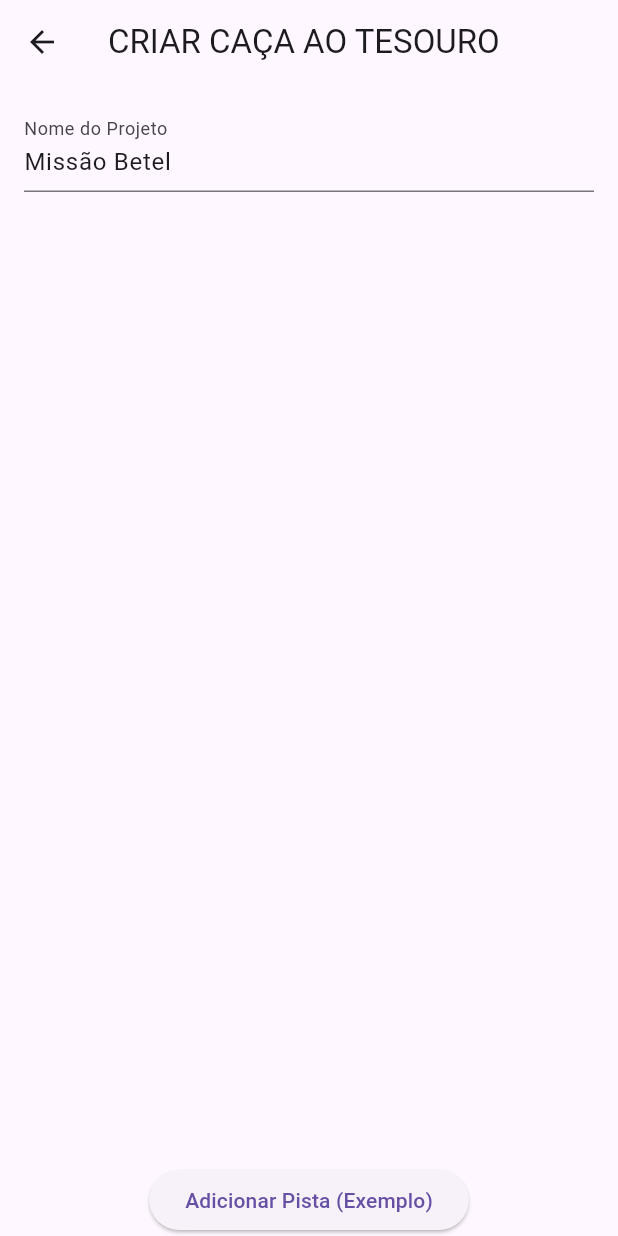
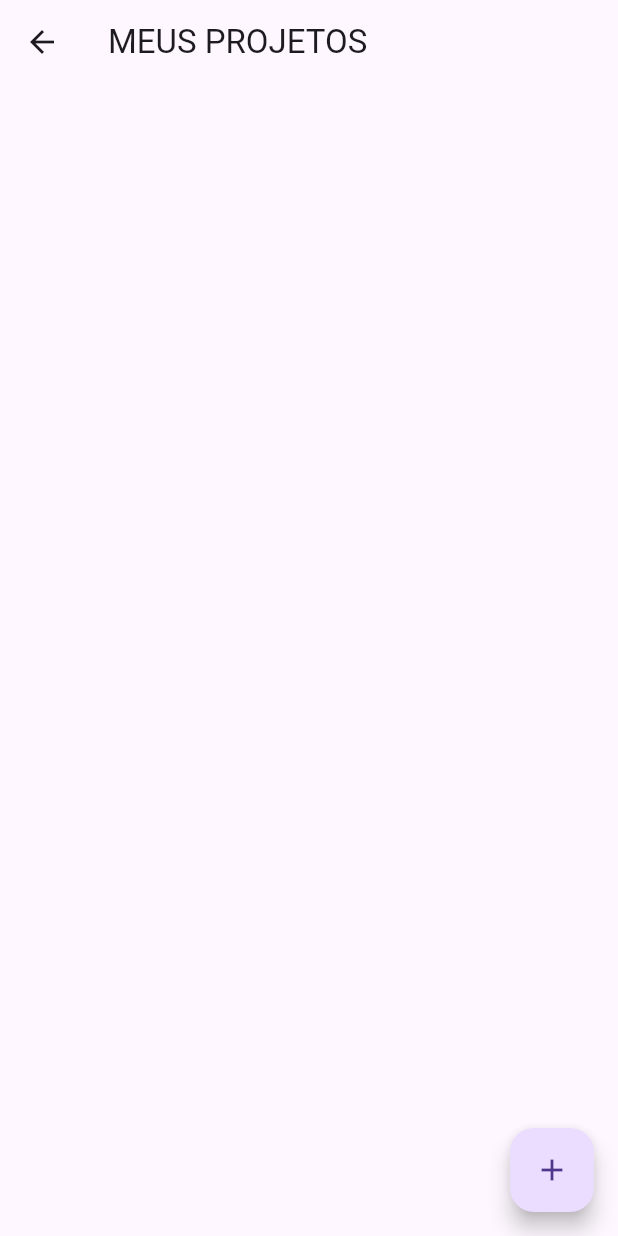
Before and after one commit to HonoravelMacho/matmon, a Flutter app: the OrganizerScreen screen opened directly, on a phone screen of 412 x 824 dp. Run offline on Flutter 3.47's test engine with Material 3 defaults, Android fonts, the phone set to English and light mode, and no system bars; our stand-ins replace qr_flutter.

Commit message:
Organizador: Gestão de múltiplos projetos e lógica de equipes

```diff
--- a/lib/domain/entities/clue.dart
+++ b/lib/domain/entities/clue.dart
@@ -1,21 +1,13 @@
 class Clue {
-  final String id;
-  final String verseText;
-  final String reference;
-  final String keyword; // Palavra original (ex: AGUA)
-  Clue({required this.id, required this.verseText, required this.reference, required this.keyword});
+  String id;
+  String keyword;
+  List<String> verses; // Vários versículos para a mesma palavra
+  Clue({required this.id, required this.keyword, required this.verses});
 
-  // Converte para Map para virar QR Code
-  Map<String, dynamic> toJson() => {
-    'v': verseText,
-    'r': reference,
-    'k': keyword,
-  };
-
+  Map<String, dynamic> toJson() => {'k': keyword, 'v': verses};
   factory Clue.fromJson(Map<String, dynamic> json) => Clue(
-    id: DateTime.now().millisecondsSinceEpoch.toString(),
-    verseText: json['v'],
-    reference: json['r'],
+    id: DateTime.now().hashCode.toString(),
     keyword: json['k'],
+    verses: List<String>.from(json['v']),
   );
 }
--- /dev/null
+++ b/lib/domain/entities/project.dart
@@ -0,0 +1,20 @@
+import 'clue.dart';
+
+class Project {
+  String name;
+  int teamCount;
+  List<Clue> clues;
+  Project({required this.name, this.teamCount = 1, required this.clues});
+
+  Map<String, dynamic> toJson() => {
+    'n': name,
+    'tc': teamCount,
+    'c': clues.map((e) => e.toJson()).toList(),
+  };
+
+  factory Project.fromJson(Map<String, dynamic> json) => Project(
+    name: json['n'],
+    teamCount: json['tc'],
+    clues: (json['c'] as List).map((e) => Clue.fromJson(e)).toList(),
+  );
+}
--- a/lib/presentation/screens/organizer_screen.dart
+++ b/lib/presentation/screens/organizer_screen.dart
@@ -1,6 +1,7 @@
 import 'package:flutter/material.dart';
-import 'package:qr_flutter/qr_flutter.dart';
-import 'dart:convert';
+import 'package:provider/provider.dart';
+import '../providers/game_provider.dart';
+import '../../domain/entities/project.dart';
 import '../../domain/entities/clue.dart';
 
 class OrganizerScreen extends StatefulWidget {
@@ -9,44 +10,53 @@ class OrganizerScreen extends StatefulWidget {
 }
 
 class _OrganizerScreenState extends State<OrganizerScreen> {
-  List<Clue> myClues = [];
-  final nameCtrl = TextEditingController(text: "Missão Betel");
+  final nameCtrl = TextEditingController();
+  final teamCtrl = TextEditingController(text: "1");
 
-  void addClue() {
-    setState(() {
-      myClues.add(Clue(id: "1", verseText: "Texto do Versículo", reference: "Ref 1:1", keyword: "ALVO"));
-    });
+  void _showAddProject() {
+    showDialog(
+      context: context,
+      builder: (ctx) => AlertDialog(
+        title: Text("Novo Projeto"),
+        content: Column(
+          mainAxisSize: MainAxisSize.min,
+          children: [
+            TextField(controller: nameCtrl, decoration: InputDecoration(labelText: "Nome")),
+            TextField(controller: teamCtrl, decoration: InputDecoration(labelText: "Nº de Equipes"), keyboardType: TextInputType.number),
+          ],
+        ),
+        actions: [
+          TextButton(onPressed: () => Navigator.pop(ctx), child: Text("Cancelar")),
+          ElevatedButton(onPressed: () {
+            final p = Project(name: nameCtrl.text, teamCount: int.parse(teamCtrl.text), clues: []);
+            Provider.of<GameProvider>(context, listen: false).addProject(p);
+            Navigator.pop(ctx);
+          }, child: Text("Criar")),
+        ],
+      ),
+    );
   }
 
   @override
   Widget build(BuildContext context) {
-    String projectJson = jsonEncode({
-      'p': nameCtrl.text,
-      'c': myClues.map((e) => e.toJson()).toList(),
-    });
-
+    final projects = Provider.of<GameProvider>(context).savedProjects;
     return Scaffold(
-      appBar: AppBar(title: Text("CRIAR CAÇA AO TESOURO")),
-      body: Column(
-        children: [
-          Padding(
-            padding: EdgeInsets.all(16),
-            child: TextField(controller: nameCtrl, decoration: InputDecoration(labelText: "Nome do Projeto")),
+      appBar: AppBar(title: Text("MEUS PROJETOS")),
+      floatingActionButton: FloatingActionButton(onPressed: _showAddProject, child: Icon(Icons.add)),
+      body: ListView.builder(
+        itemCount: projects.length,
+        itemBuilder: (ctx, i) => Card(
+          margin: EdgeInsets.all(8),
+          child: ListTile(
+            title: Text(projects[i].name),
+            subtitle: Text("${projects[i].teamCount} Equipes | ${projects[i].clues.length} Pistas"),
+            trailing: IconButton(icon: Icon(Icons.delete, color: Colors.red), onPressed: () => Provider.of<GameProvider>(context, listen: false).deleteProject(i)),
+            onTap: () {
+              // Aqui abriremos a edição de pistas no próximo passo
+              ScaffoldMessenger.of(context).showSnackBar(SnackBar(content: Text("Em breve: Editar pistas de ${projects[i].name}")));
+            },
           ),
-          Expanded(
-            child: ListView.builder(
-              itemCount: myClues.length,
-              itemBuilder: (context, index) => ListTile(
-                title: Text(myClues[index].keyword),
-                subtitle: Text(myClues[index].reference),
-                trailing: IconButton(icon: Icon(Icons.delete), onPressed: () => setState(() => myClues.removeAt(index))),
-              ),
-            ),
-          ),
-          if (myClues.isNotEmpty)
-            QrImageView(data: projectJson, size: 150),
-          ElevatedButton(onPressed: addClue, child: Text("Adicionar Pista (Exemplo)"))
-        ],
+        ),
       ),
     );
   }
```
Also changed, not shown: lib/presentation/providers/game_provider.dart (+25 -49 lines).
